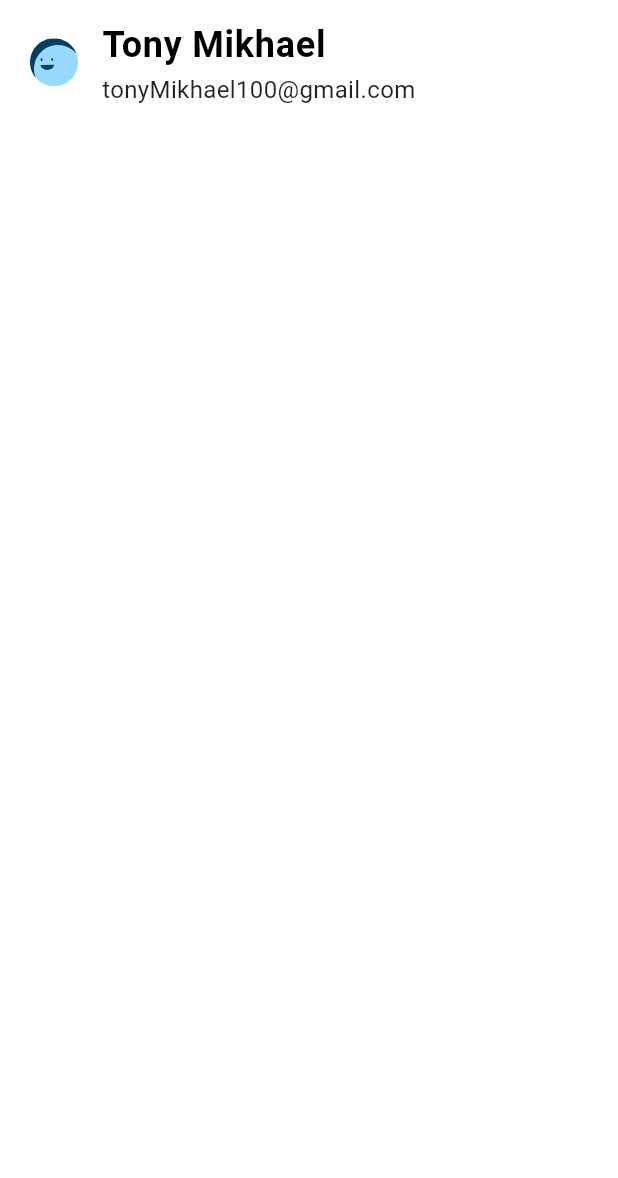
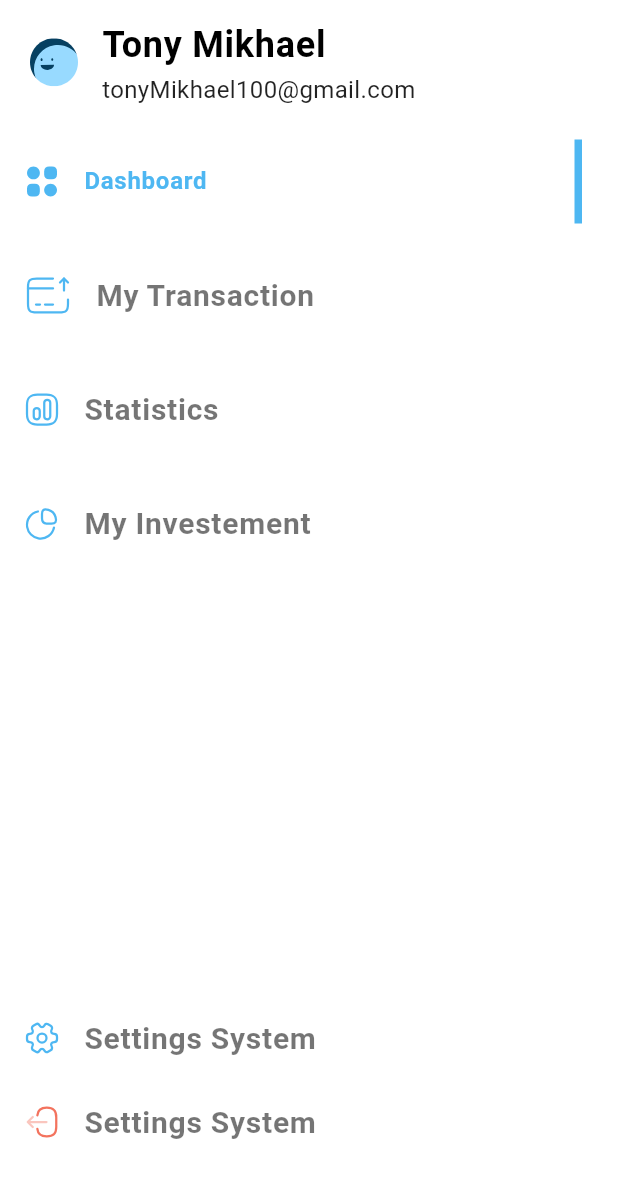
Before and after one commit to tonyMikhael100/responsive-dashboard, a Flutter app: the CustomDrawer widget shown alone on an empty page, opened directly, on a phone screen of 412 x 824 dp. Shown: the top 1178 px of the screen. Run offline on Flutter 3.47's test engine with Material 3 defaults, Android fonts, the phone set to English and light mode, and no system bars; our stand-ins replace flutter_svg, google_fonts.

Commit message:
finish custom drawer

```diff
--- a/lib/gen/assets.gen.dart
+++ b/lib/gen/assets.gen.dart
@@ -34,6 +34,12 @@ class $AssetsImagesGen {
   /// File path: assets/images/graph.svg
   String get graph => 'assets/images/graph.svg';
 
+  /// File path: assets/images/logout.svg
+  String get logout => 'assets/images/logout.svg';
+
+  /// File path: assets/images/setting-2.svg
+  String get setting2 => 'assets/images/setting-2.svg';
+
   /// File path: assets/images/wallet-2.png
   AssetGenImage get wallet2 =>
       const AssetGenImage('assets/images/wallet-2.png');
@@ -47,6 +53,8 @@ class $AssetsImagesGen {
     category2,
     chart2,
     graph,
+    logout,
+    setting2,
     wallet2,
   ];
 }
--- /dev/null
+++ b/lib/models/custom_drawer_item_model.dart
@@ -0,0 +1,6 @@
+class CustomDrawerItemModel {
+  final String title;
+  final String image;
+
+  CustomDrawerItemModel({required this.title, required this.image});
+}
--- a/lib/utils/app_style.dart
+++ b/lib/utils/app_style.dart
@@ -3,7 +3,6 @@ import 'package:google_fonts/google_fonts.dart';
 
 abstract class AppStyle {
   // Text Sizes
-
 
   //hello
   static const double heading1 = 24.0;
@@ -57,6 +56,6 @@ abstract class AppStyle {
   static final TextStyle expenseStyle = GoogleFonts.aBeeZee(
     fontSize: bodyText,
     fontWeight: semiBold,
-    color: Colors.red,
+    color: Color(0xff4EB7F2),
   );
 }
--- a/lib/widgets/custom_drawer.dart
+++ b/lib/widgets/custom_drawer.dart
@@ -1,15 +1,21 @@
 import 'package:flutter/material.dart';
 import 'package:reponsive_dashboard/gen/assets.gen.dart';
+import 'package:reponsive_dashboard/models/custom_drawer_item_model.dart';
+import 'package:reponsive_dashboard/widgets/custom_drawer_item.dart';
+import 'package:reponsive_dashboard/widgets/drawer_item_list.dart';
 import 'package:reponsive_dashboard/widgets/user_info_listtile.dart';
 
 class CustomDrawer extends StatelessWidget {
   const CustomDrawer({super.key});
-
   @override
   Widget build(BuildContext context) {
     return Container(
         color: Colors.white,
-      child: Column(
+        //for solve the problem of height
+        //we rebuild the same code but listview when the screen height <550
+        child: LayoutBuilder(builder: (context, constraints) {
+          if (constraints.maxHeight > 550) {
+            return Column(
               children: [
                 Card(
                   color: const Color(0xFAFAFA),
@@ -19,8 +25,46 @@ class CustomDrawer extends StatelessWidget {
                       title: "Tony Mikhael",
                       subtitle: "tonyMikhael100@gmail.com"),
                 ),
+                const DrawerItemList(),
+                const Spacer(),
+                InActiveDrawerItem(
+                    customDrawerItemModel: CustomDrawerItemModel(
+                        title: "Settings System",
+                        image: Assets.images.setting2)),
+                InActiveDrawerItem(
+                    customDrawerItemModel: CustomDrawerItemModel(
+                        title: "Settings System", image: Assets.images.logout)),
+                const SizedBox(
+                  height: 48,
+                )
               ],
+            );
+          } else {
+            return ListView(
+              children: [
+                Card(
+                  color: const Color(0xFAFAFA),
+                  elevation: 0,
+                  child: UserInfoListTile(
+                      image: Assets.images.frame,
+                      title: "Tony Mikhael",
+                      subtitle: "tonyMikhael100@gmail.com"),
                 ),
+                const DrawerItemList(),
+                const Spacer(),
+                InActiveDrawerItem(
+                    customDrawerItemModel: CustomDrawerItemModel(
+                        title: "Settings System",
+                        image: Assets.images.setting2)),
+                InActiveDrawerItem(
+                    customDrawerItemModel: CustomDrawerItemModel(
+                        title: "Settings System", image: Assets.images.logout)),
+                const SizedBox(
+                  height: 48,
+                )
+              ],
             );
           }
+        }));
   }
+}
--- /dev/null
+++ b/lib/widgets/custom_drawer_item.dart
@@ -0,0 +1,69 @@
+import 'package:flutter/material.dart';
+import 'package:flutter/widgets.dart';
+import 'package:flutter_svg/svg.dart';
+import 'package:reponsive_dashboard/gen/assets.gen.dart';
+import 'package:reponsive_dashboard/models/custom_drawer_item_model.dart';
+import 'package:reponsive_dashboard/utils/app_style.dart';
+
+class CustomDrawerItem extends StatelessWidget {
+  CustomDrawerItem({
+    super.key,
+    required this.customDrawerItemModel,
+    required this.isActive,
+  });
+  final CustomDrawerItemModel customDrawerItemModel;
+  final bool isActive;
+  @override
+  Widget build(BuildContext context) {
+    return Padding(
+      padding: const EdgeInsets.symmetric(vertical: 10),
+      child: isActive == false
+          ? InActiveDrawerItem(customDrawerItemModel: customDrawerItemModel)
+          : ActiveDrawerItem(customDrawerItemModel: customDrawerItemModel),
+    );
+  }
+}
+
+class InActiveDrawerItem extends StatelessWidget {
+  const InActiveDrawerItem({
+    super.key,
+    required this.customDrawerItemModel,
+  });
+
+  final CustomDrawerItemModel customDrawerItemModel;
+
+  @override
+  Widget build(BuildContext context) {
+    return ListTile(
+      leading: SvgPicture.asset(customDrawerItemModel.image),
+      title: Text(
+        customDrawerItemModel.title,
+        style: AppStyle.subtitleStyle,
+      ),
+    );
+  }
+}
+
+class ActiveDrawerItem extends StatelessWidget {
+  const ActiveDrawerItem({
+    super.key,
+    required this.customDrawerItemModel,
+  });
+
+  final CustomDrawerItemModel customDrawerItemModel;
+
+  @override
+  Widget build(BuildContext context) {
+    return ListTile(
+      leading: SvgPicture.asset(customDrawerItemModel.image),
+      title: Text(
+        customDrawerItemModel.title,
+        style: AppStyle.expenseStyle,
+      ),
+      trailing: Container(
+        width: 5,
+        color: Color(0xff4EB7F2),
+      ),
+    );
+  }
+}
--- /dev/null
+++ b/lib/widgets/drawer_item_list.dart
@@ -0,0 +1,64 @@
+import 'package:flutter/material.dart';
+import 'package:reponsive_dashboard/gen/assets.gen.dart';
+import 'package:reponsive_dashboard/models/custom_drawer_item_model.dart';
+import 'package:reponsive_dashboard/widgets/custom_drawer_item.dart';
+
+class DrawerItemList extends StatefulWidget {
+  const DrawerItemList({super.key});
+
+  @override
+  State<DrawerItemList> createState() => _DrawerItemListState();
+}
+
+class _DrawerItemListState extends State<DrawerItemList> {
+  List<CustomDrawerItem> items = [
+    CustomDrawerItem(
+      isActive: true,
+      customDrawerItemModel: CustomDrawerItemModel(
+        title: "Dashboard",
+        image: Assets.images.category2,
+      ),
+    ),
+    CustomDrawerItem(
+      isActive: true,
+      customDrawerItemModel: CustomDrawerItemModel(
+          title: "My Transaction", image: Assets.images.cardSend),
+    ),
+    CustomDrawerItem(
+      isActive: true,
+      customDrawerItemModel: CustomDrawerItemModel(
+          title: "Statistics", image: Assets.images.chart2),
+    ),
+    CustomDrawerItem(
+      isActive: true,
+      customDrawerItemModel: CustomDrawerItemModel(
+          title: "My Investement", image: Assets.images.graph),
+    ),
+
+  ];
+  int activeIndex = 0;
+  bool isActive = false;
+  @override
+  Widget build(BuildContext context) {
+    return ListView.builder(
+        itemCount: items.length,
+        shrinkWrap: true,
+        physics: const NeverScrollableScrollPhysics(),
+        itemBuilder: (context, index) {
+          return InkWell(
+            onTap: () {
+              if (activeIndex != index) {
+                setState(() {
+                  activeIndex = index;
+                  isActive = true;
+                  print(activeIndex);
+                });
+              }
+            },
+            child: CustomDrawerItem(
+                customDrawerItemModel: items[index].customDrawerItemModel,
+                isActive: activeIndex == index),
+          );
+        });
+  }
+}
```
Also changed, not shown: lib/widgets/dashboard_disktop.dart (+8 -1 lines), assets/images/logout.svg (added), assets/images/setting-2.svg (added). Lines whose indentation alone changed are shown as unchanged.
